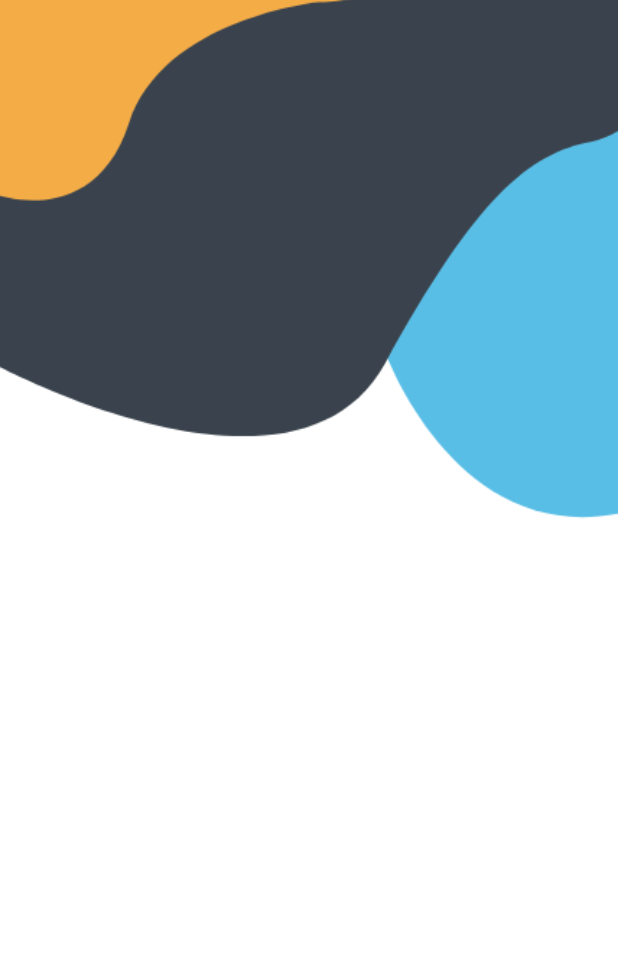
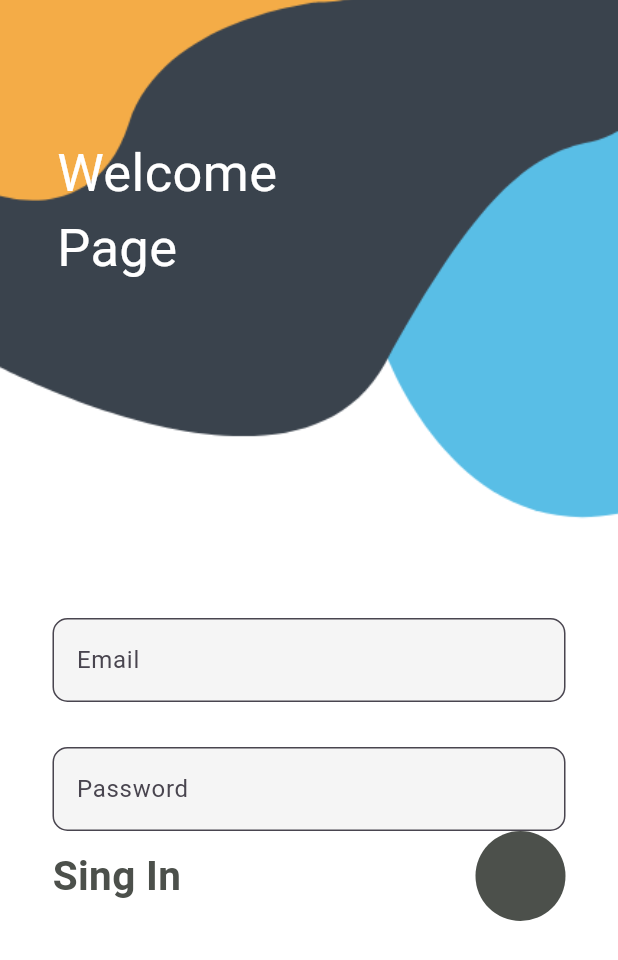
Before and after one commit to AshuMokale/news_app, a Flutter app: the screen it shows after launch, on a phone screen of 412 x 824 dp. Shown: the top 960 px of the screen. Run offline on Flutter 3.47's test engine with Material 3 defaults, Android fonts, the phone set to English and light mode, and no system bars.

Commit message:
features added to login page

```diff
--- a/lib/login.dart
+++ b/lib/login.dart
@@ -1,11 +1,12 @@
 
-import 'package:flutter/cupertino.dart';
+
 import 'package:flutter/material.dart';
 
 class MyLogin extends StatefulWidget{
-  const MyLogin({Key? key}) : super(key: key);
+   const MyLogin({Key? key}) : super(key: key);
 
   @override
+   // ignore: library_private_types_in_public_api
    _MyLoginState createState() => _MyLoginState();
 }
 
@@ -13,9 +14,71 @@ class _MyLoginState extends State<MyLogin>{
   @override
   Widget build(BuildContext context) {
     return  Container(
-      decoration: BoxDecoration(
-        image:DecorationImage(
-          image: AssetImage('assets/login.png'), fit: BoxFit.cover),
+      decoration:const BoxDecoration(
+        image: DecorationImage(
+          image: AssetImage('assets/login.png'), fit: BoxFit.cover)),
+      child: Scaffold(
+        backgroundColor: Colors.transparent,
+        body: Stack(
+          children: [
+            Container(
+              padding: const EdgeInsets.only(left:38, top:90),
+              child:const Text('Welcome\nPage',
+              style: TextStyle(color: Colors.white, fontSize: 35),),
+            ),
+            SingleChildScrollView(
+              child: Container(
+                padding: EdgeInsets.only(
+                  top: MediaQuery.of(context).size.height*0.5,
+                  right: 35,
+                  left: 35),
+                child: Column(
+                  children: [
+                    TextField(
+                      decoration: InputDecoration(
+                        fillColor: Colors.grey.shade100,
+                        filled: true,
+                        hintText: 'Email',
+                        border: OutlineInputBorder(
+                          borderRadius: BorderRadius.circular(10)
+                        )
+                      ),
+                    ),
+                    const SizedBox(height: 30,),
+                    TextField(
+                      obscureText: true,
+                      decoration: InputDecoration(
+                          fillColor: Colors.grey.shade100,
+                          filled: true,
+                          hintText: 'Password',
+                          border: OutlineInputBorder(
+                              borderRadius: BorderRadius.circular(10))),
+                    ),
+                    const Row(
+                      mainAxisAlignment: MainAxisAlignment.spaceBetween,
+                      children: [Text('Sing In', style: TextStyle(
+                          color:Color(0xff4c504b),
+                        fontSize: 27, fontWeight: FontWeight.w700),
+                      ),
+                        CircleAvatar(
+                          radius: 30,
+                          backgroundColor: Color(0xff4c504b),
+
+
+                          ),
+
+
+
+                      ],
+
+                    )
+                  ],
+                ),
+
+              ),
+            )
+          ],
+        ),
       ),
     );
   }
--- a/lib/main.dart
+++ b/lib/main.dart
@@ -3,12 +3,12 @@
 import 'package:flutter/material.dart';
 import 'package:news_app/login.dart';
 
-import '';
+
 void main(){
   runApp(MaterialApp(
     debugShowCheckedModeBanner: false,
    initialRoute: 'login',
-    routes: { 'login': (context)=> MyLogin()},
+    routes: { 'login': (context)=> const MyLogin()},
 
 
   ));
```
